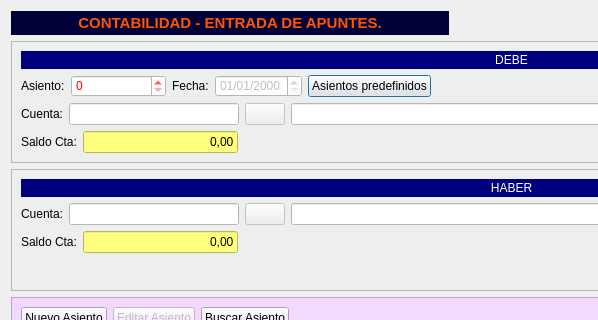
arcnexus/RedFoX, file Zona_Contabilidad/frmentrada_apuntes.ui: the form before one commit; both pictures show x 0 to 598 and y 0 to 320 of the 1023 by 499 pixel window.
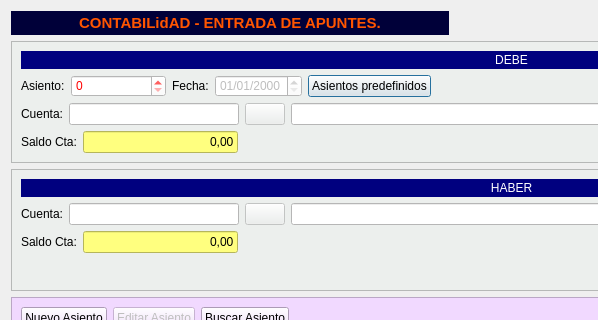
The form after the commit. Icons and pictures are not drawn.

The edit to the form file:
```diff
--- a/Zona_Contabilidad/frmentrada_apuntes.ui
+++ b/Zona_Contabilidad/frmentrada_apuntes.ui
@@ -32,7 +32,7 @@
       <string notr="true">background-color: rgb(0, 0, 57);</string>
      </property>
      <property name="text">
-      <string>&lt;html&gt;&lt;head/&gt;&lt;body&gt;&lt;p&gt;&lt;span style=&quot; font-size:11pt; font-weight:600; color:#ff5500;&quot;&gt;CONTABILIDAD - ENTRADA DE APUNTES.&lt;/span&gt;&lt;/p&gt;&lt;/body&gt;&lt;/html&gt;</string>
+      <string>&lt;html&gt;&lt;head/&gt;&lt;body&gt;&lt;p&gt;&lt;span style=&quot; font-size:11pt; font-weight:600; color:#ff5500;&quot;&gt;CONTABILidAD - ENTRADA DE APUNTES.&lt;/span&gt;&lt;/p&gt;&lt;/body&gt;&lt;/html&gt;</string>
      </property>
      <property name="alignment">
       <set>Qt::AlignCenter</set>
```
